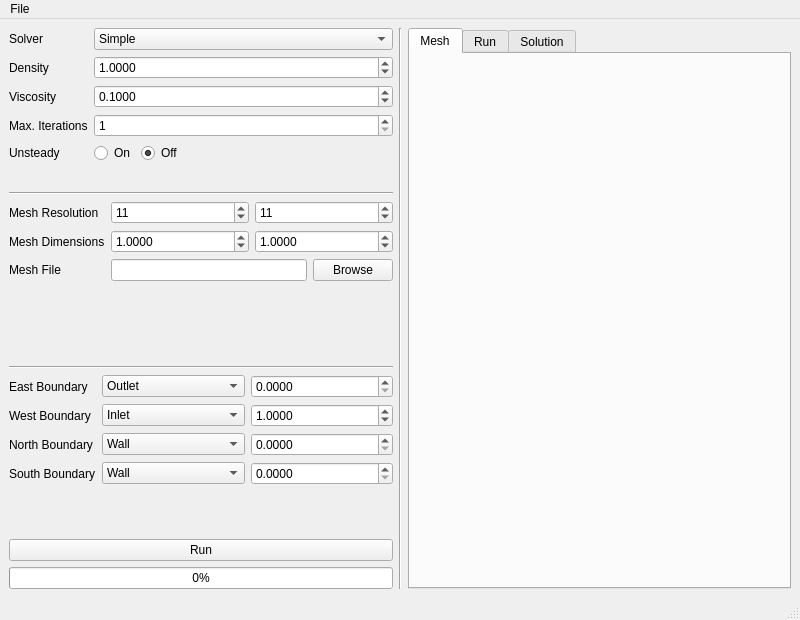
Old version of the form ui/main_window.ui in the repository obrienadam/latte.
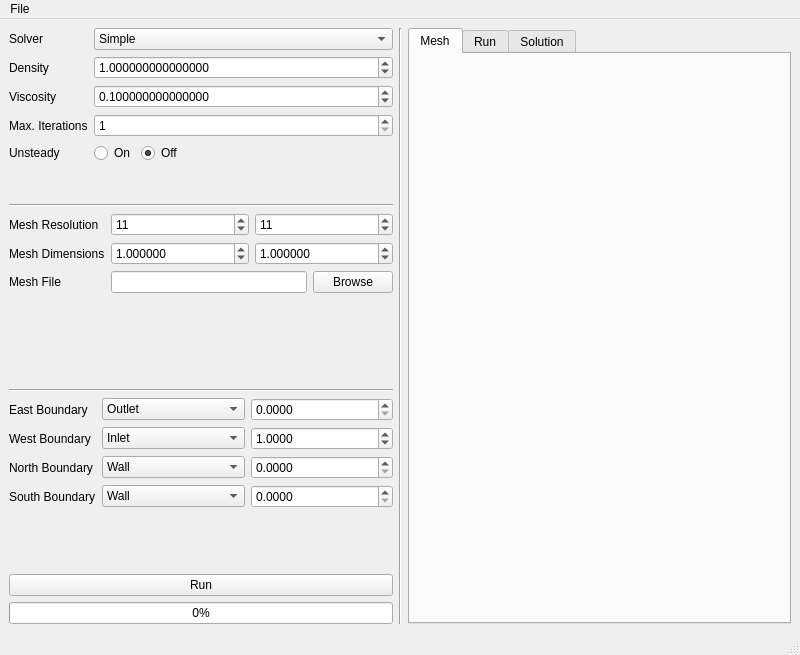
New version of the form.

Patch:
```diff
--- a/ui/main_window.ui
+++ b/ui/main_window.ui
@@ -7,7 +7,7 @@
     <x>0</x>
     <y>0</y>
     <width>800</width>
-    <height>620</height>
+    <height>655</height>
    </rect>
   </property>
   <property name="windowTitle">
@@ -58,7 +58,10 @@
              <bool>true</bool>
             </property>
             <property name="decimals">
-             <number>4</number>
+             <number>15</number>
+            </property>
+            <property name="maximum">
+             <double>9999999.000000000000000</double>
             </property>
             <property name="singleStep">
              <double>0.100000000000000</double>
@@ -81,7 +84,10 @@
              <bool>true</bool>
             </property>
             <property name="decimals">
-             <number>4</number>
+             <number>15</number>
+            </property>
+            <property name="maximum">
+             <double>9999999.000000000000000</double>
             </property>
             <property name="singleStep">
              <double>0.100000000000000</double>
@@ -248,7 +254,7 @@
                <bool>true</bool>
               </property>
               <property name="decimals">
-               <number>4</number>
+               <number>6</number>
               </property>
               <property name="singleStep">
                <double>0.100000000000000</double>
@@ -264,7 +270,7 @@
                <bool>true</bool>
               </property>
               <property name="decimals">
-               <number>4</number>
+               <number>6</number>
               </property>
               <property name="minimum">
                <double>0.000000000000000</double>
```
Left out of the diff: 24 changed lines with no effect on the pictures.
